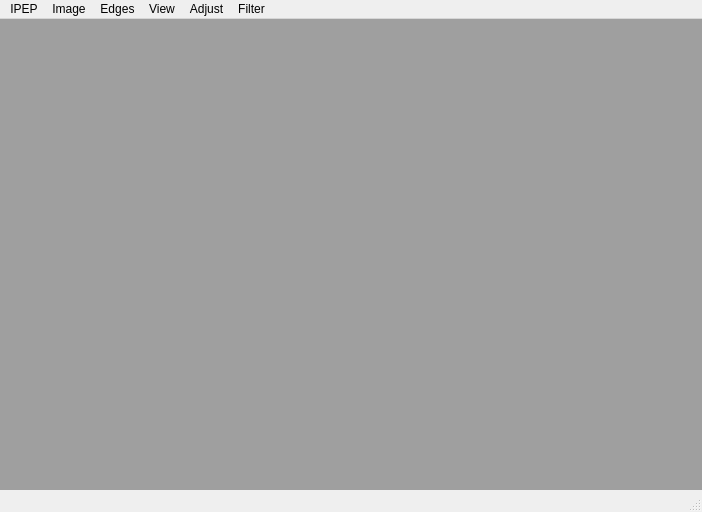
The window that mainwindow.ui (amothm80/QtIPEP) describes before a commit, drawn with Qt 5.
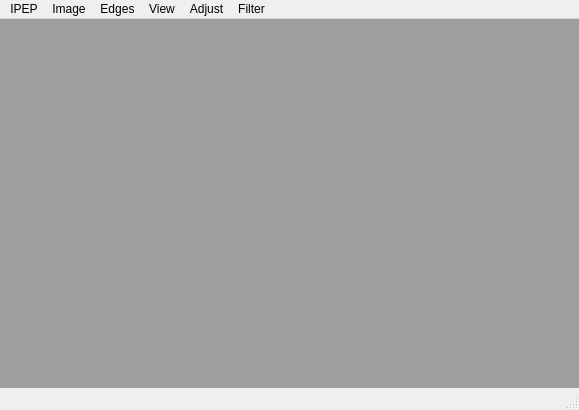
The same window after the commit.

The edit to the form file:
```diff
--- a/mainwindow.ui
+++ b/mainwindow.ui
@@ -6,8 +6,8 @@
    <rect>
     <x>0</x>
     <y>0</y>
-    <width>702</width>
-    <height>512</height>
+    <width>579</width>
+    <height>410</height>
    </rect>
   </property>
   <property name="windowTitle">
@@ -30,7 +30,7 @@
     <rect>
      <x>0</x>
      <y>0</y>
-     <width>702</width>
+     <width>579</width>
      <height>21</height>
     </rect>
    </property>
```
Left out of the diff: 20 changed lines with no effect on the pictures.
